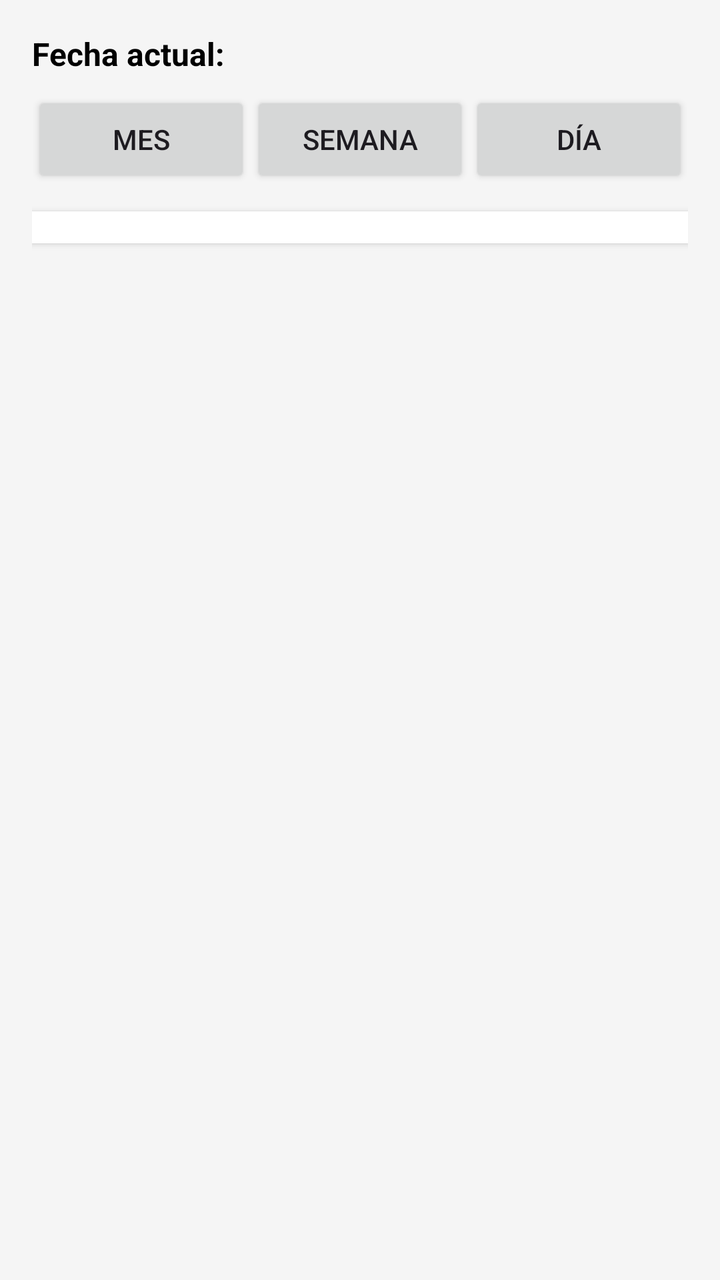
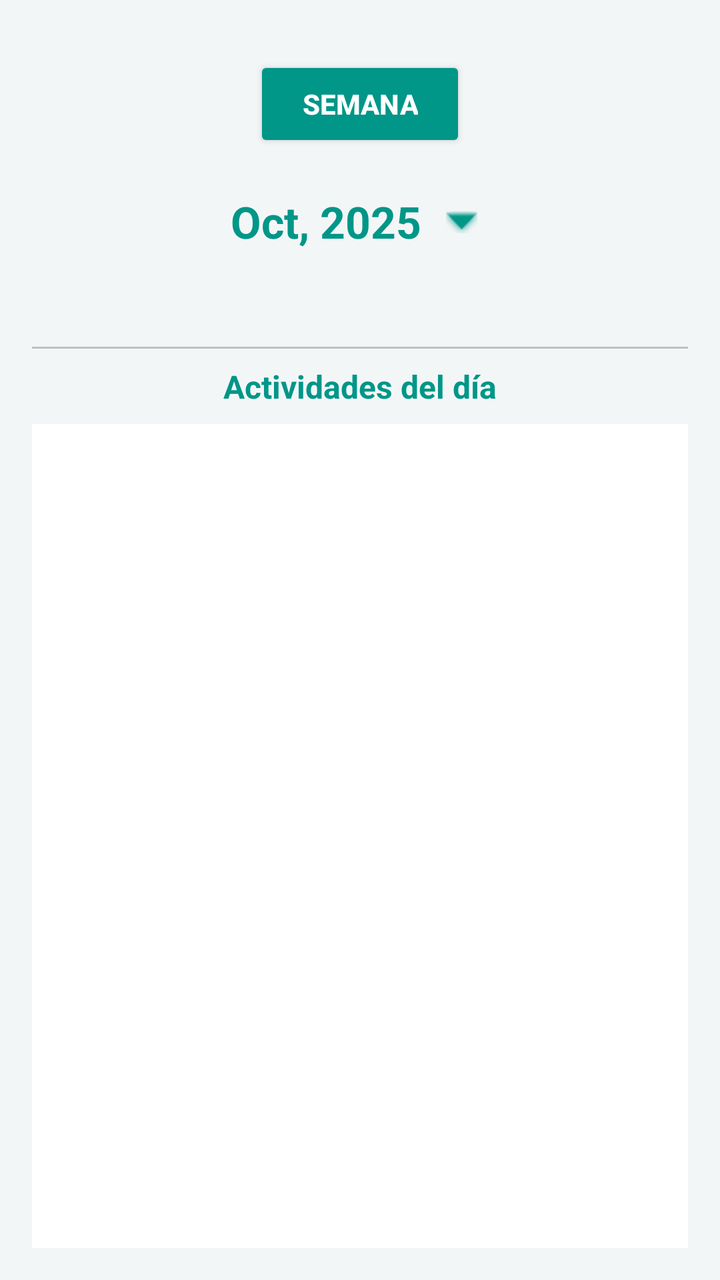

An Android layout rendered at two revisions. The XML below is the earlier revision; the diff shows what the commit changed to produce the second picture.
<!-- AndroidManifest.xml: application theme AppTheme -->
<!-- res/layout/activity_calendar.xml -->
<?xml version="1.0" encoding="utf-8"?>
<LinearLayout xmlns:android="http://schemas.android.com/apk/res/android"
    xmlns:tools="http://schemas.android.com/tools"
    android:layout_width="match_parent"
    android:layout_height="match_parent"
    android:orientation="vertical"
    android:background="#F5F5F5"
    android:padding="16dp"
    tools:context=".CalendarActivity">

    
    <TextView
        android:id="@+id/txtFechaSeleccionada"
        android:layout_width="match_parent"
        android:layout_height="wrap_content"
        android:text="Fecha actual:"
        android:textStyle="bold"
        android:textSize="16sp"
        android:textColor="#000000"
        android:paddingBottom="8dp" />

    
    <LinearLayout
        android:layout_width="match_parent"
        android:layout_height="wrap_content"
        android:orientation="horizontal"
        android:gravity="center"
        android:layout_marginBottom="12dp">

        <Button
            android:id="@+id/btnMes"
            android:layout_width="0dp"
            android:layout_weight="1"
            android:layout_height="wrap_content"
            android:text="Mes" />

        <Button
            android:id="@+id/btnSemana"
            android:layout_width="0dp"
            android:layout_weight="1"
            android:layout_height="wrap_content"
            android:text="Semana" />

        <Button
            android:id="@+id/btnDia"
            android:layout_width="0dp"
            android:layout_weight="1"
            android:layout_height="wrap_content"
            android:text="Día" />
    </LinearLayout>

    
    <FrameLayout
        android:id="@+id/calendarContainer"
        android:layout_width="match_parent"
        android:layout_height="wrap_content"
        android:background="#FFFFFF"
        android:elevation="2dp"
        android:padding="8dp" />

</LinearLayout>
<!-- resources referenced by this layout -->
<resources>
  <color name="md_theme_primary">#036B5D</color>
  <color name="md_theme_onPrimary">#FFFFFF</color>
  <color name="md_theme_primaryContainer">#9FF2E0</color>
  <color name="md_theme_onPrimaryContainer">#005045</color>
  <color name="md_theme_secondary">#016B5D</color>
  <color name="md_theme_onSecondary">#FFFFFF</color>
  <color name="md_theme_secondaryContainer">#9FF2E1</color>
  <color name="md_theme_onSecondaryContainer">#005046</color>
  <color name="md_theme_tertiary">#016B5D</color>
  <color name="md_theme_onTertiary">#FFFFFF</color>
  <color name="md_theme_tertiaryContainer">#9FF2E1</color>
  <color name="md_theme_onTertiaryContainer">#005046</color>
  <color name="md_theme_error">#BA1A1A</color>
  <color name="md_theme_onError">#FFFFFF</color>
  <color name="md_theme_errorContainer">#FFDAD6</color>
  <color name="md_theme_onErrorContainer">#93000A</color>
  <color name="md_theme_background">#F5FBF7</color>
  <color name="md_theme_onBackground">#171D1B</color>
  <color name="md_theme_surface">#F5FBF7</color>
  <color name="md_theme_onSurface">#171D1B</color>
  <color name="md_theme_surfaceVariant">#DAE5E1</color>
  <color name="md_theme_onSurfaceVariant">#3F4946</color>
  <color name="md_theme_outline">#6F7976</color>
  <color name="md_theme_outlineVariant">#BEC9C5</color>
  <color name="md_theme_inverseSurface">#2B3230</color>
  <color name="md_theme_inverseOnSurface">#ECF2EF</color>
  <color name="md_theme_inversePrimary">#84D5C4</color>
  <color name="md_theme_primaryFixed">#9FF2E0</color>
  <color name="md_theme_onPrimaryFixed">#00201B</color>
  <color name="md_theme_primaryFixedDim">#84D5C4</color>
  <color name="md_theme_onPrimaryFixedVariant">#005045</color>
  <color name="md_theme_secondaryFixed">#9FF2E1</color>
  <color name="md_theme_onSecondaryFixed">#00201B</color>
  <color name="md_theme_secondaryFixedDim">#83D5C5</color>
  <color name="md_theme_onSecondaryFixedVariant">#005046</color>
  <color name="md_theme_tertiaryFixed">#9FF2E1</color>
  <color name="md_theme_onTertiaryFixed">#00201B</color>
  <color name="md_theme_tertiaryFixedDim">#83D5C5</color>
  <color name="md_theme_onTertiaryFixedVariant">#005046</color>
  <color name="md_theme_surfaceDim">#D5DBD8</color>
  <color name="md_theme_surfaceBright">#F5FBF7</color>
  <color name="md_theme_surfaceContainerLowest">#FFFFFF</color>
  <color name="md_theme_surfaceContainerLow">#EFF5F2</color>
  <color name="md_theme_surfaceContainer">#E9EFEC</color>
  <color name="md_theme_surfaceContainerHigh">#E3EAE6</color>
  <color name="md_theme_surfaceContainerHighest">#DEE4E1</color>
  <!-- unchanged entries left out for length: 1 -->
</resources>

<!-- the commit's change to res/layout/activity_calendar.xml (unified diff, before → after) -->
@@ -4,58 +4,100 @@
     android:layout_width="match_parent"
     android:layout_height="match_parent"
     android:orientation="vertical"
-    android:background="#F5F5F5"
-    android:padding="16dp"
-    tools:context=".CalendarActivity">
+    android:background="#F3F6F7"
+    android:padding="16dp">
+
+    
+    <Button
+        android:id="@+id/btnSemana"
+        android:layout_width="wrap_content"
+        android:layout_height="wrap_content"
+        android:text="SEMANA"
+        android:textAllCaps="true"
+        android:textColor="#FFFFFF"
+        android:backgroundTint="#009688"
+        android:textStyle="bold"
+        android:paddingHorizontal="24dp"
+        android:paddingVertical="8dp"
+        android:layout_gravity="center_horizontal"
+        android:layout_marginTop="12dp"
+        android:layout_marginBottom="20dp" />
+
+    
+    <LinearLayout
+        android:layout_width="wrap_content"
+        android:layout_height="wrap_content"
+        android:orientation="horizontal"
+        android:layout_gravity="center_horizontal"
+        android:gravity="center">
+
+        <TextView
+            android:id="@+id/txtMesAnio"
+            android:layout_width="wrap_content"
+            android:layout_height="wrap_content"
+            android:text="Oct, 2025"
+            android:textColor="#009688"
+            android:textStyle="bold"
+            android:textSize="22sp"
+            android:layout_marginEnd="6dp" />
+
+        <ImageButton
+            android:id="@+id/btnCambiarMes"
+            android:layout_width="28dp"
+            android:layout_height="28dp"
+            android:background="@android:color/transparent"
+            android:src="@android:drawable/arrow_down_float"
+            android:tint="#009688"
+            android:contentDescription="Cambiar mes"
+            tools:ignore="UseAppTint" />
+    </LinearLayout>
+
+    
+    <HorizontalScrollView
+        android:layout_width="match_parent"
+        android:layout_height="wrap_content"
+        android:scrollbars="none"
+        android:layout_marginTop="24dp"
+        android:layout_marginBottom="16dp">
+
+        <LinearLayout
+            android:id="@+id/contenedorDias"
+            android:layout_width="wrap_content"
+            android:layout_height="wrap_content"
+            android:orientation="horizontal"
+            android:gravity="center"
+            android:paddingVertical="4dp"
+            android:paddingHorizontal="8dp" />
+    </HorizontalScrollView>
+
+    
+    <View
+        android:layout_width="match_parent"
+        android:layout_height="1dp"
+        android:background="#C0C0C0"
+        android:layout_marginBottom="8dp" />
 
     
     <TextView
-        android:id="@+id/txtFechaSeleccionada"
+        android:id="@+id/txtTituloActividades"
         android:layout_width="match_parent"
         android:layout_height="wrap_content"
-        android:text="Fecha actual:"
+        android:text="Actividades del día"
+        android:textColor="#009688"
         android:textStyle="bold"
         android:textSize="16sp"
-        android:textColor="#000000"
-        android:paddingBottom="8dp" />
+        android:gravity="center_horizontal"
+        android:layout_marginBottom="8dp" />
 
     
-    <LinearLayout
+    <ListView
+        android:id="@+id/listActividades"
         android:layout_width="match_parent"
-        android:layout_height="wrap_content"
-        android:orientation="horizontal"
-        android:gravity="center"
-        android:layout_marginBottom="12dp">
-
-        <Button
-            android:id="@+id/btnMes"
-            android:layout_width="0dp"
-            android:layout_weight="1"
-            android:layout_height="wrap_content"
-            android:text="Mes" />
-
-        <Button
-            android:id="@+id/btnSemana"
-            android:layout_width="0dp"
-            android:layout_weight="1"
-            android:layout_height="wrap_content"
-            android:text="Semana" />
-
-        <Button
-            android:id="@+id/btnDia"
-            android:layout_width="0dp"
-            android:layout_weight="1"
-            android:layout_height="wrap_content"
-            android:text="Día" />
-    </LinearLayout>
-
-    
-    <FrameLayout
-        android:id="@+id/calendarContainer"
-        android:layout_width="match_parent"
-        android:layout_height="wrap_content"
+        android:layout_height="0dp"
+        android:layout_weight="1"
         android:background="#FFFFFF"
-        android:elevation="2dp"
+        android:divider="@android:color/darker_gray"
+        android:dividerHeight="1dp"
         android:padding="8dp" />
 
 </LinearLayout>
